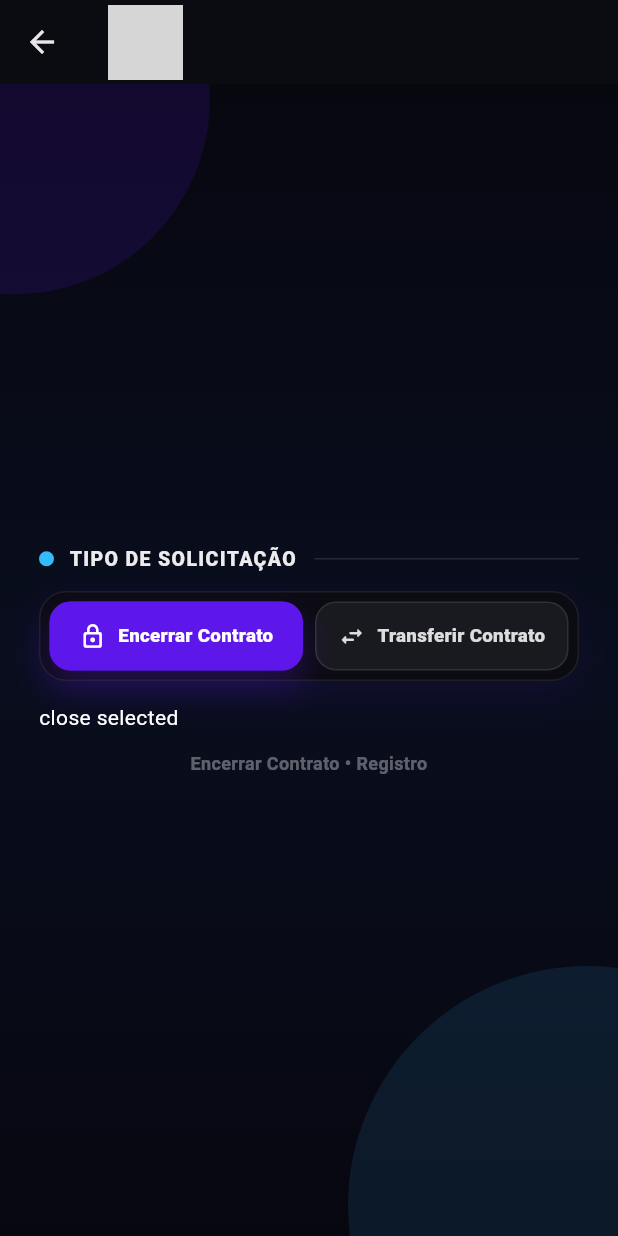
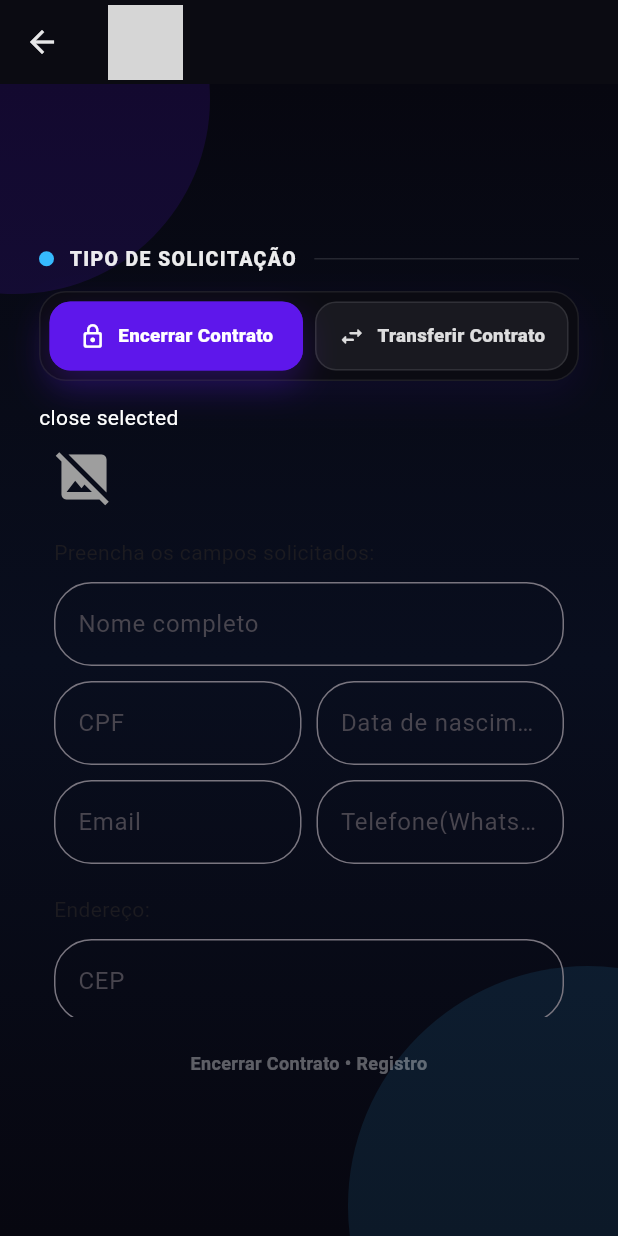
Before and after one commit to dev-intellisoft/encerrar_contrato_fontend, a Flutter app: the RegisterPage screen opened directly with empty values, after a tap on "Encerrar Contrato", on a phone screen of 412 x 824 dp. Run offline on Flutter 3.47's test engine with Material 3 defaults, Android fonts, the phone set to English and light mode, and no system bars; our stand-ins replace dio, file_picker, flutter_dotenv, get, get_storage, jwt_decoder and 1 more; missing offline and left inert: pdfx; accounts and stored records are empty; network calls fail; key blocks and very long unbroken strings in the code were emptied for the run; grey boxes are pictures that could not be loaded.

Commit message:
fix(register): replace Expanded with SizedBox to fix layout overflow
Replace Expanded widgets with SizedBox(height: 400) in close and transfer forms to prevent layout overflow issues. Uncomment payment section and service form rendering to restore functionality. Minor code style improvements for consistency.

```diff
--- a/lib/app/ui/pages/register/register_page.dart
+++ b/lib/app/ui/pages/register/register_page.dart
@@ -33,18 +33,17 @@ class RegisterPage extends GetView<RegisterController> {
     final w = MediaQuery.of(context).size.width;
     final maxW = (w * 0.40).clamp(360.0, 720.0);
 
-    InputDecoration inputDec({
-      required String hint,
-      required IconData icon,
-    }) {
+    InputDecoration inputDec({required String hint, required IconData icon}) {
       return InputDecoration(
         hintText: hint,
         hintStyle: TextStyle(color: Colors.white.withOpacity(.55)),
         prefixIcon: Icon(icon, color: claro),
         filled: true,
         fillColor: Colors.white.withOpacity(.06),
-        contentPadding:
-            const EdgeInsets.symmetric(horizontal: 14, vertical: 14),
+        contentPadding: const EdgeInsets.symmetric(
+          horizontal: 14,
+          vertical: 14,
+        ),
         enabledBorder: OutlineInputBorder(
           borderRadius: BorderRadius.circular(16),
           borderSide: BorderSide(color: Colors.white.withOpacity(.12)),
@@ -81,10 +80,7 @@ class RegisterPage extends GetView<RegisterController> {
             ),
             const SizedBox(width: 12),
             Expanded(
-              child: Container(
-                height: 1,
-                color: Colors.white.withOpacity(.12),
-              ),
+              child: Container(height: 1, color: Colors.white.withOpacity(.12)),
             ),
           ],
         ),
@@ -140,10 +136,7 @@ class RegisterPage extends GetView<RegisterController> {
     }
 
     // ✅ Card “status” premium
-    Widget statusCard({
-      required String code,
-      required bool paidConfirmed,
-    }) {
+    Widget statusCard({required String code, required bool paidConfirmed}) {
       final ok = paidConfirmed;
       final Color accent = ok ? Colors.green : Colors.amber;
 
@@ -180,11 +173,7 @@ class RegisterPage extends GetView<RegisterController> {
             const SizedBox(height: 10),
             Row(
               children: [
-                Icon(
-                  Icons.check_circle_rounded,
-                  color: Colors.green,
-                  size: 28,
-                ),
+                Icon(Icons.check_circle_rounded, color: Colors.green, size: 28),
                 const SizedBox(width: 10),
                 Expanded(
                   child: Text(
@@ -276,7 +265,9 @@ class RegisterPage extends GetView<RegisterController> {
 
                   return SingleChildScrollView(
                     padding: const EdgeInsets.symmetric(
-                        horizontal: 18, vertical: 14),
+                      horizontal: 18,
+                      vertical: 14,
+                    ),
                     child: ConstrainedBox(
                       constraints: BoxConstraints(maxWidth: maxW),
                       child: Column(
@@ -288,61 +279,71 @@ class RegisterPage extends GetView<RegisterController> {
                             Column(
                               crossAxisAlignment: CrossAxisAlignment.stretch,
                               children: [
-      //                           sectionHeader("Pagamento"),
+                                sectionHeader("Pagamento"),
 
-      //                           // Switch pix / cc só se não confirmado (mantive tua regra)
-      //                           if (controller
-      //                                   .creditCardPaymentResponse.value.status !=
-      //                               'CONFIRMED')
-      //                             premiumSwitch(
-      //                               leftText: "Pagar com PIX",
-      //                               rightText: "Cartão de crédito",
-      //                               leftActive: controller.solicitation.value
-      //                                       .paymentType ==
-      //                                   'pix',
-      //                               leftIcon: Icons.qr_code_rounded,
-      //                               rightIcon: Icons.credit_card_rounded,
-      //                               onLeft: () => controller.solicitation.update(
-      //                                 (s) => s!.paymentType = 'pix',
-      //                               ),
-      //                               onRight: controller.setPaymentTypeToCreditCard,
-      //                             ),
+                                // Switch pix / cc só se não confirmado (mantive tua regra)
+                                if (controller
+                                        .creditCardPaymentResponse
+                                        .value
+                                        .status !=
+                                    'CONFIRMED')
+                                  premiumSwitch(
+                                    leftText: "Pagar com PIX",
+                                    rightText: "Cartão de crédito",
+                                    leftActive:
+                                        controller
+                                            .solicitation
+                                            .value
+                                            .paymentType ==
+                                        'pix',
+                                    leftIcon: Icons.qr_code_rounded,
+                                    rightIcon: Icons.credit_card_rounded,
+                                    onLeft: () => controller.solicitation
+                                        .update((s) => s!.paymentType = 'pix'),
+                                    onRight:
+                                        controller.setPaymentTypeToCreditCard,
+                                  ),
 
-      //                           const SizedBox(height: 14),
+                                const SizedBox(height: 14),
 
-      //                           statusCard(
-      //                             code: "${controller.solicitation.value.id}",
-      //                             paidConfirmed: controller
-      //                                     .creditCardPaymentResponse.value.status ==
-      //                                 'CONFIRMED',
-      //                           ),
+                                statusCard(
+                                  code: "${controller.solicitation.value.id}",
+                                  paidConfirmed:
+                                      controller
+                                          .creditCardPaymentResponse
+                                          .value
+                                          .status ==
+                                      'CONFIRMED',
+                                ),
 
-      //                           const SizedBox(height: 16),
+                                const SizedBox(height: 16),
 
-      //                           // Conteúdo pagamento
-      //                           if (controller.solicitation.value.paymentType ==
-      //                               "pix")
-      //                             PIX(),
+                                // Conteúdo pagamento
+                                if (controller.solicitation.value.paymentType ==
+                                    "pix")
+                                  PIX(),
 
-      //                           if (controller.solicitation.value.paymentType ==
-      //                               "cc")
-      //                             if (controller.creditCardPaymentResponse.value
-      //                                     .status ==
-      //                                 'CONFIRMED')
-      //                               Success()
-      //                             else
-      //                               CreditCard(),
+                                if (controller.solicitation.value.paymentType ==
+                                    "cc")
+                                  if (controller
+                                          .creditCardPaymentResponse
+                                          .value
+                                          .status ==
+                                      'CONFIRMED')
+                                    Success()
+                                  else
+                                    CreditCard(),
 
-      //                           const SizedBox(height: 12),
-      //                           Text(
-      //                             "Encerrar Contrato • Registro",
-      //                             textAlign: TextAlign.center,
-      //                             style: TextStyle(
-      //                               color: Colors.white.withOpacity(.35),
-      //                               fontSize: 12,
-      //                               fontWeight: FontWeight.w600,
-      //                             ),
-      //                           ),
+                                const SizedBox(height: 12),
+                                Text(
+                                  "Encerrar Contrato • Registro",
+                                  textAlign: TextAlign.center,
+                                  style: TextStyle(
+                                    color: Colors.white.withOpacity(.35),
+                                    fontSize: 12,
+                                    fontWeight: FontWeight.w600,
+                                  ),
+                                ),
                               ],
                             )
                           else
@@ -358,28 +359,31 @@ class RegisterPage extends GetView<RegisterController> {
                                   rightText: "Transferir Contrato",
                                   leftActive:
                                       controller.solicitation.value.service ==
-                                          'close',
+                                      'close',
                                   leftIcon: Icons.lock_outline_rounded,
-                                  rightIcon:
-                                      Icons.swap_horiz_rounded,
-                                  onLeft: () => controller.solicitation
-                                      .update((s) => s!.service = 'close'),
-                                  onRight: () => controller.solicitation
-                                      .update((s) => s!.service = 'transfer'),
+                                  rightIcon: Icons.swap_horiz_rounded,
+                                  onLeft: () => controller.solicitation.update(
+                                    (s) => s!.service = 'close',
+                                  ),
+                                  onRight: () => controller.solicitation.update(
+                                    (s) => s!.service = 'transfer',
+                                  ),
                                 ),
 
                                 const SizedBox(height: 14),
 
-                                Text('${controller.solicitation.value.service} selected', style: const TextStyle(color: Colors.white)),
+                                Text(
+                                  '${controller.solicitation.value.service} selected',
+                                  style: const TextStyle(color: Colors.white),
+                                ),
 
                                 // Forms (mantidos)
-                                // if (controller.solicitation.value.service ==
-                                //     "close")
-                                //   CloseForm(),
+                                if (controller.solicitation.value.service ==
+                                    "close")
+                                  CloseForm(),
                                 if (controller.solicitation.value.service ==
                                     "transfer")
                                   TransferForm(),
-
                                 const SizedBox(height: 12),
                                 Text(
                                   "Encerrar Contrato • Registro",
@@ -437,16 +441,18 @@ class _SegmentButtonState extends State<_SegmentButton> {
     final Color bg = widget.active
         ? primario
         : _down
-            ? Colors.white.withOpacity(.10)
-            : _hover
-                ? Colors.white.withOpacity(.08)
-                : Colors.white.withOpacity(.06);
+        ? Colors.white.withOpacity(.10)
+        : _hover
+        ? Colors.white.withOpacity(.08)
+        : Colors.white.withOpacity(.06);
 
     final Color border = widget.active
         ? primario.withOpacity(.75)
         : Colors.white.withOpacity(.10);
 
-    final Color txt = widget.active ? Colors.white : Colors.white.withOpacity(.85);
+    final Color txt = widget.active
+        ? Colors.white
+        : Colors.white.withOpacity(.85);
 
     return MouseRegion(
       onEnter: (_) => setState(() => _hover = true),
--- a/lib/app/ui/pages/register/widgets/close.dart
+++ b/lib/app/ui/pages/register/widgets/close.dart
@@ -12,7 +12,8 @@ class CloseForm extends GetView<RegisterController> {
       (_) => controller.getServices("close"),
     );
     return Obx(
-      () => Expanded(
+      () => SizedBox(
+        height: 400,
         child: Container(
           margin: EdgeInsets.all(10),
           child: ListView(
--- a/lib/app/ui/pages/register/widgets/transfer.dart
+++ b/lib/app/ui/pages/register/widgets/transfer.dart
@@ -25,7 +25,8 @@ class TransferForm extends GetView<RegisterController> {
       controller.getServices('transfer');
     });
     return Obx(
-      () => Expanded(
+      () => SizedBox(
+        height: 400,
         child: Container(
           margin: EdgeInsets.all(10),
           child: ListView(
```
Also changed, not shown: 1 other file.
